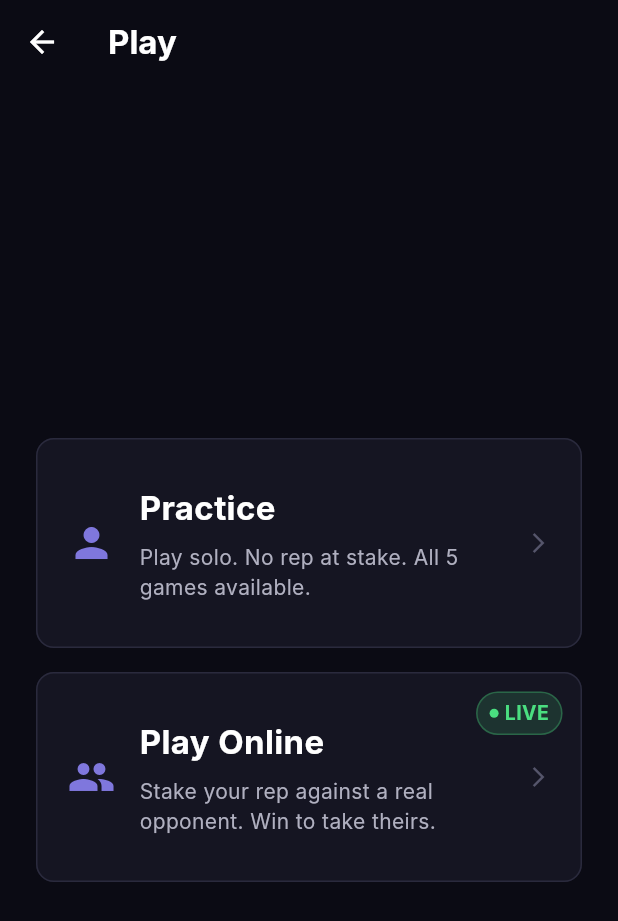
After one commit to prodigy-rejoice/verra, a Flutter app: the PlayModeView screen opened directly, on a phone screen of 412 x 824 dp. The commit adds this screen. Shown: the top 921 px of the screen. Run offline on Flutter 3.47's test engine with Material 3 defaults, Android fonts, the phone set to English and light mode, and no system bars; our stand-ins replace dio, flutter_dotenv, logger, shared_preferences, stacked, stacked_services and 2 more; accounts and stored records are empty; Roboto replaces fonts that are missing (Inter); statements that could not run were skipped.

Commit message:
Add Play Mode and Practice Lobby views with navigation functionality

```diff
--- a/lib/features/games/word_stake/word_stake_view.dart
+++ b/lib/features/games/word_stake/word_stake_view.dart
@@ -13,12 +13,14 @@ class WordStakeView extends StackedView<WordStakeViewModel> {
     required this.playerAddress,
     required this.opponentAddress,
     required this.stakeAmount,
+    this.isPractice = false,
   });
 
   final String matchId;
   final String playerAddress;
   final String opponentAddress;
   final int stakeAmount;
+  final bool isPractice;
 
   @override
   Widget builder(
@@ -32,6 +34,16 @@ class WordStakeView extends StackedView<WordStakeViewModel> {
         child: Stack(
           children: [
             _GameBody(viewModel: viewModel),
+            if (viewModel.gameStatus == WordStakeStatus.playing)
+              Positioned(
+                bottom: 24,
+                left: 48,
+                right: 48,
+                child: VerraButton(
+                  label: 'Resign',
+                  onTap: viewModel.resign,
+                ),
+              ),
             if (viewModel.gameStatus == WordStakeStatus.finished)
               _GameOverOverlay(viewModel: viewModel),
           ],
@@ -51,6 +63,7 @@ class WordStakeView extends StackedView<WordStakeViewModel> {
       playerAddress: playerAddress,
       opponentAddress: opponentAddress,
       stakeAmount: stakeAmount,
+      isPractice: isPractice,
     );
   }
 }
@@ -425,8 +438,18 @@ class _GameOverOverlay extends StatelessWidget {
 
   @override
   Widget build(BuildContext context) {
+    final practice = viewModel.isPractice;
     final won = viewModel.isWinner;
     final stake = viewModel.stakeAmount;
+    final title = practice
+        ? 'Practice Complete'
+        : (won ? 'Victory!' : 'Defeat');
+    final titleColor = practice
+        ? AppColors.primary
+        : (won ? AppColors.success : AppColors.error);
+    final subtitle = practice
+        ? 'Score: ${viewModel.attempts}/${viewModel.maxAttempts} attempts'
+        : (won ? '+$stake REP' : '-$stake REP');
     return Positioned.fill(
       child: ColoredBox(
         color: AppColors.background.withValues(alpha: 0.92),
@@ -434,10 +457,8 @@ class _GameOverOverlay extends StatelessWidget {
           mainAxisAlignment: MainAxisAlignment.center,
           children: [
             Text(
-              won ? 'Victory!' : 'Defeat',
-              style: AppTextStyles.headlineLarge.copyWith(
-                color: won ? AppColors.success : AppColors.error,
-              ),
+              title,
+              style: AppTextStyles.headlineLarge.copyWith(color: titleColor),
             ),
             const SizedBox(height: 8),
             Text(
@@ -445,10 +466,7 @@ class _GameOverOverlay extends StatelessWidget {
               style: AppTextStyles.bodyMedium,
             ),
             const SizedBox(height: 12),
-            Text(
-              won ? '+$stake REP' : '-$stake REP',
-              style: AppTextStyles.bodyLarge,
-            ),
+            Text(subtitle, style: AppTextStyles.bodyLarge),
             const SizedBox(height: 40),
             Padding(
               padding: const EdgeInsets.symmetric(horizontal: 48),
--- /dev/null
+++ b/lib/features/play_mode/play_mode_view.dart
@@ -0,0 +1,205 @@
+import 'package:flutter/material.dart';
+import 'package:stacked/stacked.dart';
+import '../../core/constants/app_colors.dart';
+import '../../core/constants/app_text_styles.dart';
+import 'play_mode_viewmodel.dart';
+
+class PlayModeView extends StackedView<PlayModeViewModel> {
+  const PlayModeView({super.key});
+
+  @override
+  Widget builder(
+    BuildContext context,
+    PlayModeViewModel viewModel,
+    Widget? child,
+  ) {
+    return Scaffold(
+      backgroundColor: AppColors.background,
+      appBar: AppBar(
+        backgroundColor: AppColors.background,
+        elevation: 0,
+        iconTheme: const IconThemeData(color: AppColors.textPrimary),
+        title: const Text('Play', style: AppTextStyles.headlineMedium),
+      ),
+      body: SafeArea(
+        top: false,
+        child: Padding(
+          padding: const EdgeInsets.fromLTRB(24, 32, 24, 32),
+          child: Column(
+            mainAxisAlignment: MainAxisAlignment.center,
+            children: [
+              _ModeCard(
+                icon: Icons.person,
+                title: 'Practice',
+                subtitle: 'Play solo. No rep at stake. All 5 games available.',
+                onTap: viewModel.navigateToPractice,
+              ),
+              const SizedBox(height: 16),
+              _OnlineCard(onTap: viewModel.navigateToPlayOnline),
+            ],
+          ),
+        ),
+      ),
+    );
+  }
+
+  @override
+  PlayModeViewModel viewModelBuilder(BuildContext context) =>
+      PlayModeViewModel();
+}
+
+class _ModeCard extends StatelessWidget {
+  const _ModeCard({
+    required this.icon,
+    required this.title,
+    required this.subtitle,
+    required this.onTap,
+  });
+
+  final IconData icon;
+  final String title;
+  final String subtitle;
+  final VoidCallback onTap;
+
+  @override
+  Widget build(BuildContext context) {
+    return Material(
+      color: AppColors.surface,
+      borderRadius: BorderRadius.circular(12),
+      child: InkWell(
+        onTap: onTap,
+        borderRadius: BorderRadius.circular(12),
+        child: Container(
+          height: 140,
+          width: double.infinity,
+          padding: const EdgeInsets.all(20),
+          decoration: BoxDecoration(
+            border: Border.all(color: AppColors.border),
+            borderRadius: BorderRadius.circular(12),
+          ),
+          child: Row(
+            children: [
+              Icon(icon, color: AppColors.primary, size: 32),
+              const SizedBox(width: 16),
+              Expanded(
+                child: Column(
+                  mainAxisAlignment: MainAxisAlignment.center,
+                  crossAxisAlignment: CrossAxisAlignment.start,
+                  children: [
+                    Text(title, style: AppTextStyles.headlineMedium),
+                    const SizedBox(height: 8),
+                    Text(subtitle, style: AppTextStyles.bodyMedium),
+                  ],
+                ),
+              ),
+              const Icon(
+                Icons.arrow_forward_ios,
+                color: AppColors.textHint,
+                size: 16,
+              ),
+            ],
+          ),
+        ),
+      ),
+    );
+  }
+}
+
+class _OnlineCard extends StatelessWidget {
+  const _OnlineCard({required this.onTap});
+
+  final VoidCallback onTap;
+
+  @override
+  Widget build(BuildContext context) {
+    return Material(
+      color: AppColors.surface,
+      borderRadius: BorderRadius.circular(12),
+      child: InkWell(
+        onTap: onTap,
+        borderRadius: BorderRadius.circular(12),
+        child: Container(
+          height: 140,
+          width: double.infinity,
+          decoration: BoxDecoration(
+            border: Border.all(color: AppColors.border),
+            borderRadius: BorderRadius.circular(12),
+          ),
+          child: Stack(
+            children: [
+              Padding(
+                padding: const EdgeInsets.all(20),
+                child: Row(
+                  children: [
+                    const Icon(Icons.people, color: AppColors.primary, size: 32),
+                    const SizedBox(width: 16),
+                    const Expanded(
+                      child: Column(
+                        mainAxisAlignment: MainAxisAlignment.center,
+                        crossAxisAlignment: CrossAxisAlignment.start,
+                        children: [
+                          Text(
+                            'Play Online',
+                            style: AppTextStyles.headlineMedium,
+                          ),
+                          SizedBox(height: 8),
+                          Text(
+                            'Stake your rep against a real opponent. Win to take theirs.',
+                            style: AppTextStyles.bodyMedium,
+                          ),
+                        ],
+                      ),
+                    ),
+                    const Icon(
+                      Icons.arrow_forward_ios,
+                      color: AppColors.textHint,
+                      size: 16,
+                    ),
+                  ],
+                ),
+              ),
+              const Positioned(top: 12, right: 12, child: _LiveBadge()),
+            ],
+          ),
+        ),
+      ),
+    );
+  }
+}
+
+class _LiveBadge extends StatelessWidget {
+  const _LiveBadge();
+
+  @override
+  Widget build(BuildContext context) {
+    return Container(
+      padding: const EdgeInsets.symmetric(horizontal: 8, vertical: 4),
+      decoration: BoxDecoration(
+        color: AppColors.success.withValues(alpha: 0.15),
+        borderRadius: BorderRadius.circular(20),
+        border: Border.all(color: AppColors.success.withValues(alpha: 0.3)),
+      ),
+      child: Row(
+        mainAxisSize: MainAxisSize.min,
+        children: [
+          Container(
+            width: 6,
+            height: 6,
+            decoration: const BoxDecoration(
+              color: AppColors.success,
+              shape: BoxShape.circle,
+            ),
+          ),
+          const SizedBox(width: 4),
+          Text(
+            'LIVE',
+            style: AppTextStyles.bodySmall.copyWith(
+              color: AppColors.success,
+              fontWeight: FontWeight.w700,
+            ),
+          ),
+        ],
+      ),
+    );
+  }
+}
--- /dev/null
+++ b/lib/features/play_mode/play_mode_viewmodel.dart
@@ -0,0 +1,21 @@
+import 'package:logger/logger.dart';
+import 'package:stacked/stacked.dart';
+import 'package:stacked_services/stacked_services.dart';
+import '../../app/app.locator.dart';
+import '../../app/app.logger.dart';
+import '../../app/app.router.dart';
+
+class PlayModeViewModel extends BaseViewModel {
+  final NavigationService _navigationService = locator<NavigationService>();
+  final Logger _logger = getLogger('PlayModeViewModel');
+
+  Future<void> navigateToPractice() async {
+    _logger.i('Navigating to practice lobby');
+    await _navigationService.navigateTo(Routes.practiceLobbyView);
+  }
+
+  Future<void> navigateToPlayOnline() async {
+    _logger.i('Navigating to challenge lobby');
+    await _navigationService.navigateTo(Routes.challengeLobbyView);
+  }
+}
```
Also changed, not shown: lib/features/games/word_stake/word_stake_viewmodel.dart (+30 -5 lines), lib/features/practice_lobby/practice_lobby_view.dart (added, +183 -0 lines), lib/features/practice_lobby/practice_lobby_viewmodel.dart (added, +83 -0 lines).
